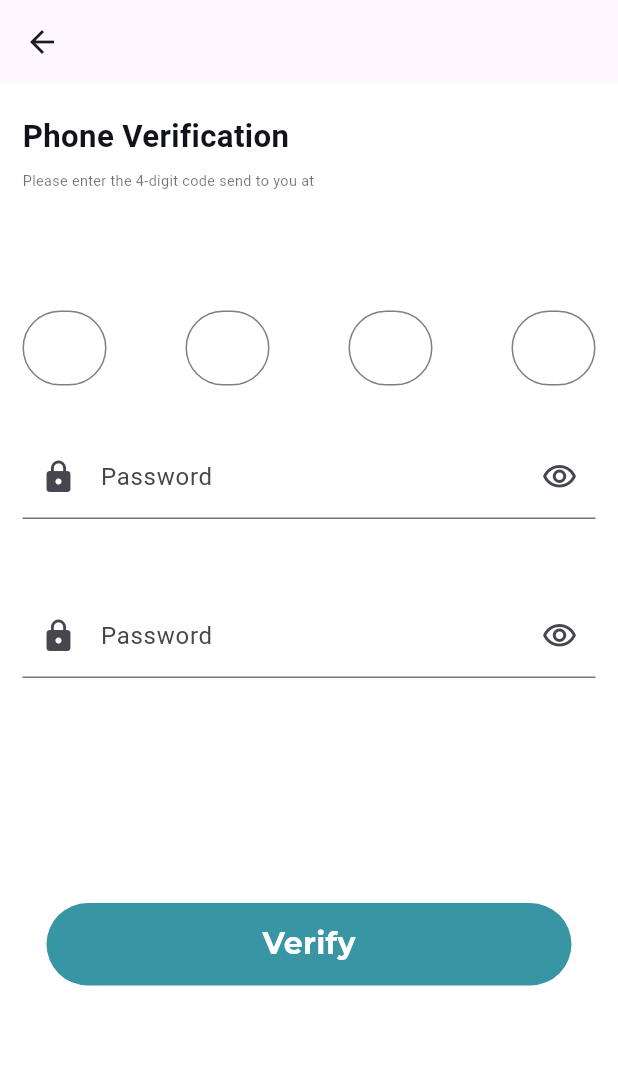
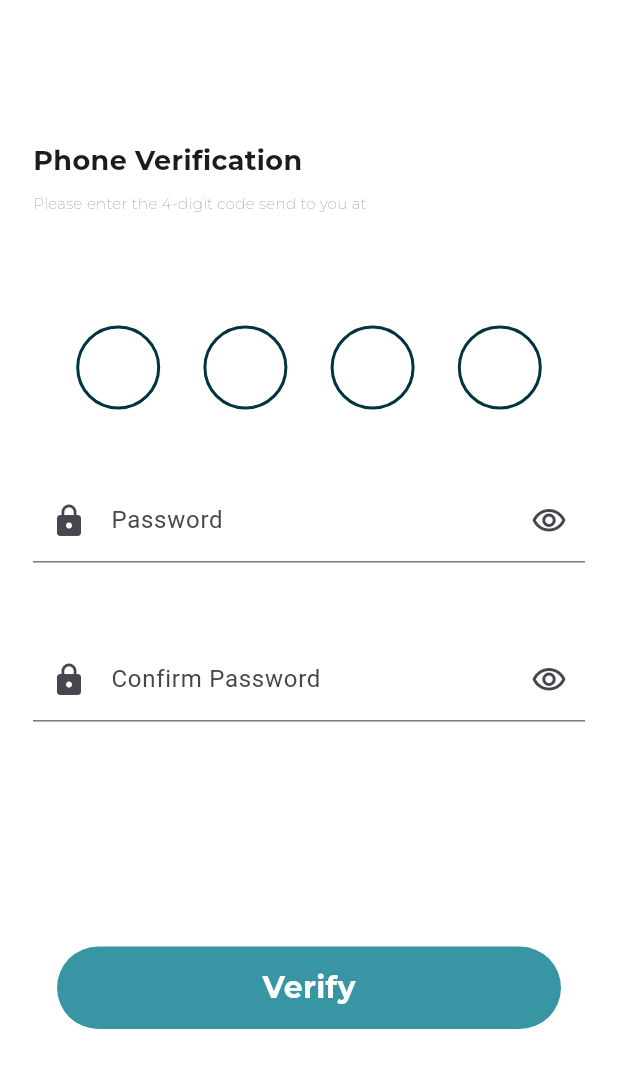
Before and after one commit to Not-Organization-dev/egy_traveler_flutter, a Flutter app: the VerificationView screen opened directly with empty values, after a tap on "Verify", on a phone screen of 412 x 824 dp. Shown: the top 1068 px of the screen. Run offline on Flutter 3.47's test engine with Material 3 defaults, Android fonts, the phone set to English and light mode, and no system bars; drawn by our look-alikes of pin_code_fields; our stand-ins replace bloc, cached_network_image, cherry_toast, connectivity_plus, curved_navigation_bar, dio and 10 more; missing offline and left inert: appbar_animated, number_paginator; accounts and stored records are empty; network calls fail.

Commit message:
Add OTP validation form and PinCodeWidget, update ResetPasswordView and VerificationView UI, and add Confirm Password field to localization files. Also, add pin_code_fields package as a dependency.

```diff
--- a/assets/lang/ar.json
+++ b/assets/lang/ar.json
@@ -25,6 +25,7 @@
   "Email must not be empty" : "البريد الإلكتروني لا يجب أن يكون فارغًا",
 
   "Password" : "كلمه السر",
+  "Confirm Password" : "تأكيد كلمه السر",
 
   "Name" : "اسم",
 
--- a/assets/lang/en.json
+++ b/assets/lang/en.json
@@ -25,6 +25,8 @@
   "Email must not be empty" : "Email must not be empty",
 
   "Password" : "Password",
+  "Confirm Password" : "Confirm Password",
+
 
   "Name" : "Name",
 
--- a/lib/Features/Auth/Presentation/view/reset_password_view.dart
+++ b/lib/Features/Auth/Presentation/view/reset_password_view.dart
@@ -22,18 +22,27 @@ class ResetPasswordView extends StatelessWidget {
       listener: (context, state) {
         if (state is ResetPasswordSuccess) {
           CherryToast.success(
-            title: Text(state.successModel['message']),
+            title: Text(
+              'Success, Please wait for OTP code.',
+              style: Styles.textBold14.copyWith(
+                color: Theme.of(context).iconTheme.color,
+              ),
+            ),
             animationType: AnimationType.fromTop,
           ).show(context);
           Navigator.push(
             context,
             MaterialPageRoute(
-                builder: (context) =>
-                    VerificationView(email: emailController.value.text)),
+              builder: (context) =>
+                  VerificationView(email: emailController.value.text),
+            ),
           );
         } else if (state is ResetPasswordError) {
           CherryToast.error(
-                  title: const Text("Error"),
+                  title: Text(
+                    "Something went wrong! Please try again later.",
+                    style: Styles.textBold14,
+                  ),
                   displayIcon: false,
                   description: Text(state.errorModel!),
                   animationType: AnimationType.fromTop,
--- a/lib/Features/Auth/Presentation/view/verification_view.dart
+++ b/lib/Features/Auth/Presentation/view/verification_view.dart
@@ -1,17 +1,17 @@
 import 'package:cherry_toast/cherry_toast.dart';
 import 'package:cherry_toast/resources/arrays.dart';
-import 'package:egytraveler/Features/Auth/Presentation/view/widget/custom_button_otp_code.dart';
-import 'package:egytraveler/Features/Auth/Presentation/view/widget/text_filed_egypt.dart';
 import 'package:flutter/material.dart';
 import 'package:flutter_bloc/flutter_bloc.dart';
 import 'package:flutter_conditional_rendering/conditional.dart';
 
+import 'package:egytraveler/Features/Auth/Presentation/Manager/AuthCubit/auth_cubit.dart';
+import 'package:egytraveler/Features/Auth/Presentation/view/sign_in_and_up_view.dart';
 import 'package:egytraveler/core/Widgets/custom_button.dart';
 import 'package:egytraveler/core/resources/app_localizations.dart';
-import 'package:egytraveler/Features/Auth/Presentation/Manager/AuthCubit/auth_cubit.dart';
-import 'package:egytraveler/Features/Auth/Presentation/view/sign_in_and_up_view.dart';
+import 'package:egytraveler/core/utils/styles.dart';
+import 'package:egytraveler/shared/components/constants.dart';
 
-import 'package:egytraveler/shared/components/constants.dart';
+import 'widget/validation_form.dart';
 
 class VerificationView extends StatelessWidget {
   VerificationView({super.key, required this.email});
@@ -19,11 +19,11 @@ class VerificationView extends StatelessWidget {
 
   final TextEditingController otpController = TextEditingController();
 
-  final TextEditingController _controller2 = TextEditingController();
+  // final TextEditingController _controller2 = TextEditingController();
 
-  final TextEditingController _controller3 = TextEditingController();
+  // final TextEditingController _controller3 = TextEditingController();
 
-  final TextEditingController _controller4 = TextEditingController();
+  // final TextEditingController _controller4 = TextEditingController();
 
   final TextEditingController passwordController = TextEditingController();
 
@@ -54,145 +54,46 @@ class VerificationView extends StatelessWidget {
       builder: (context, state) {
         var cubit = AuthCubit.get(context);
         return Scaffold(
-            backgroundColor: Colors.white,
-            appBar: AppBar(
-              elevation: 0,
-            ),
             body: SingleChildScrollView(
           child: Padding(
-                padding: const EdgeInsets.symmetric(horizontal: 15.0),
+            padding: const EdgeInsets.symmetric(horizontal: 22.0, vertical: 24),
             child: Column(
               crossAxisAlignment: CrossAxisAlignment.start,
               children: <Widget>[
-                    const SizedBox(height: 20),
+                const SizedBox(height: 70),
                 Text(
                   'Phone Verification'.tr(context),
-                      style: TextStyle(
-                        color: const Color(0xFF12121D),
-                        fontSize: getResponsiveFontSize(context, fontSize: 26),
-                        fontWeight: FontWeight.w700,
-                      ),
+                  style: Styles.textBold18,
                 ),
                 const SizedBox(
                   height: 8,
                 ),
                 Text(
-                      'Please enter the 4-digit code send to you at'
-                          .tr(context),
-                      style: TextStyle(
-                        color: const Color(0x9912121D),
-                        fontSize: getResponsiveFontSize(context, fontSize: 12),
-                        fontWeight: FontWeight.w400,
-                      ),
+                  'Please enter the 4-digit code send to you at'.tr(context),
+                  style: Styles.textThin10,
                 ),
                 const SizedBox(
                   height: 8,
                 ),
                 Text(
                   ' $email',
-                      style: TextStyle(
-                        color: const Color(0xFF12121D),
-                        fontSize: getResponsiveFontSize(context, fontSize: 16),
-                        fontWeight: FontWeight.w700,
+                  style: Styles.textBold12.copyWith(
+                    color: Theme.of(context).iconTheme.color,
                   ),
                 ),
                 const SizedBox(
                   height: 15,
                 ),
-                    /*   TextButton(
-                onPressed: () {},
-                child: Text(
-                  'Resend Code'.tr(context),
-                  style: TextStyle(
-                    color: Colors.blue,
-                    decoration: TextDecoration.underline,
-                    fontSize: getResponsiveFontSize(context,fontSize: 16),
-                    fontWeight: FontWeight.w700,
-                  ),
-                ),
-              ),*/
-
                 const SizedBox(
                   height: 35,
                 ),
                 Form(
                   key: formKey,
-                      child: Column(
-                        children: [
-                          Row(
-                            mainAxisAlignment: MainAxisAlignment.spaceBetween,
-                            children: <Widget>[
-                              CustomButtonOtpCode(
+                  child: ValidationForm(
                       otpController: otpController,
-                              ),
-                              CustomButtonOtpCode(
-                                otpController: _controller2,
-                              ),
-                              CustomButtonOtpCode(
-                                otpController: _controller3,
-                              ),
-                              CustomButtonOtpCode(
-                                otpController: _controller4,
-                              ),
-                            ],
-                          ),
-                          const SizedBox(
-                            height: 30,
-                          ),
-                          Column(
-                            children: [
-                              TextFiledEgypt(
-                                textEditingController: passwordController,
-                                keyboardType: TextInputType.visiblePassword,
-                                title: 'Password',
-                                suffixIcon: IconButton(
-                                  onPressed: () {
-                                    cubit.changePasswordVisibility1();
-                                  },
-                                  icon: Icon(
-                                    cubit.suffix1,
-                                  ),
-                                ),
-                                obscureText: cubit.isPasswordShown1,
-                                iconData: Icons.lock,
-                                validator: (value) {
-                                  if (value!.isEmpty) {
-                                    return 'Password must not be empty'
-                                        .tr(context);
-                                  }
-                                  return null;
-                                },
-                              ),
-                              const SizedBox(
-                                height: 50,
-                              ),
-                              TextFiledEgypt(
-                                textEditingController:
-                                    passwordConfirmController,
-                                keyboardType: TextInputType.visiblePassword,
-                                title: 'Password',
-                                iconData: Icons.lock,
-                                suffixIcon: IconButton(
-                                  onPressed: () {
-                                    cubit.changePasswordVisibility2();
-                                  },
-                                  icon: Icon(
-                                    cubit.suffix2,
-                                  ),
-                                ),
-                                obscureText: cubit.isPasswordShown2,
-                                validator: (value) {
-                                  if (value!.isEmpty) {
-                                    return 'Password must not be empty'
-                                        .tr(context);
-                                  }
-                                  return null;
-                                },
-                              ),
-                            ],
-                          ),
-                        ],
-                      ),
+                      passwordController: passwordController,
+                      cubit: cubit,
+                      passwordConfirmController: passwordConfirmController),
                 ),
                 const SizedBox(
                   height: 150,
@@ -208,10 +109,7 @@ class VerificationView extends StatelessWidget {
                           colorTitle: Colors.white,
                           onTap: () {
                             if (formKey.currentState!.validate()) {
-                                  String otpCode = otpController.text +
-                                      _controller2.text +
-                                      _controller3.text +
-                                      _controller4.text;
+                              String otpCode = otpController.text;
                               print(otpCode);
                               AuthCubit.get(context).verify(
                                   email: email,
@@ -223,8 +121,7 @@ class VerificationView extends StatelessWidget {
                           });
                     },
                     fallbackBuilder: (context) {
-                          return const Center(
-                              child: CircularProgressIndicator());
+                      return const Center(child: CircularProgressIndicator());
                     }),
               ],
             ),
--- /dev/null
+++ b/lib/Features/Auth/Presentation/view/widget/pin_code_widget.dart
@@ -0,0 +1,37 @@
+import 'package:flutter/material.dart';
+import 'package:pin_code_fields/pin_code_fields.dart';
+
+class PinCodeWidget extends StatelessWidget {
+  const PinCodeWidget({
+    super.key,
+    required this.otpController,
+  });
+
+  final TextEditingController otpController;
+
+  @override
+  Widget build(BuildContext context) {
+    return PinCodeTextField(
+      appContext: context,
+      length: 4, // Change the length as needed
+      onChanged: (value) {
+        // Handle OTP input
+        // print(value);
+      },
+      cursorColor: Theme.of(context).iconTheme.color,
+      cursorWidth: 1,
+      controller: otpController,
+
+      keyboardType: TextInputType.number,
+      mainAxisAlignment: MainAxisAlignment.spaceEvenly,
+      pinTheme: PinTheme(
+        shape: PinCodeFieldShape.circle,
+        borderRadius: BorderRadius.circular(5),
+        fieldHeight: 56,
+        fieldWidth: 56,
+        activeFillColor: Colors.white,
+        inactiveColor: Theme.of(context).iconTheme.color,
+      ),
+    );
+  }
+}
--- a/lib/Features/Auth/Presentation/view/widget/text_filed_egypt.dart
+++ b/lib/Features/Auth/Presentation/view/widget/text_filed_egypt.dart
@@ -1,7 +1,6 @@
 import 'package:flutter/material.dart';
 
 import 'package:egytraveler/core/resources/app_localizations.dart';
-import 'package:egytraveler/shared/components/constants.dart';
 
 class TextFiledEgypt extends StatelessWidget {
   TextFiledEgypt(
@@ -34,12 +33,6 @@ class TextFiledEgypt extends StatelessWidget {
         labelText: title.tr(context),
         prefixIcon: Icon(iconData),
         suffixIcon: suffixIcon,
-        hintText: title.tr(context),
-        hintStyle: TextStyle(
-          color: Colors.black,
-          fontSize: getResponsiveFontSize(context, fontSize: 16),
-          fontWeight: FontWeight.w400,
-        ),
         border: const UnderlineInputBorder(
           borderSide: BorderSide(
             color: Colors.grey,
--- /dev/null
+++ b/lib/Features/Auth/Presentation/view/widget/validation_form.dart
@@ -0,0 +1,83 @@
+import 'package:flutter/material.dart';
+
+import 'package:egytraveler/Features/Auth/Presentation/Manager/AuthCubit/auth_cubit.dart';
+import 'package:egytraveler/Features/Auth/Presentation/view/widget/text_filed_egypt.dart';
+import 'package:egytraveler/core/resources/app_localizations.dart';
+
+import 'pin_code_widget.dart';
+
+class ValidationForm extends StatelessWidget {
+  const ValidationForm({
+    super.key,
+    required this.otpController,
+    required this.passwordController,
+    required this.cubit,
+    required this.passwordConfirmController,
+  });
+
+  final TextEditingController otpController;
+  final TextEditingController passwordController;
+  final AuthCubit cubit;
+  final TextEditingController passwordConfirmController;
+
+  @override
+  Widget build(BuildContext context) {
+    return Column(
+      children: [
+        PinCodeWidget(otpController: otpController),
+        const SizedBox(
+          height: 30,
+        ),
+        Column(
+          children: [
+            TextFiledEgypt(
+              textEditingController: passwordController,
+              keyboardType: TextInputType.visiblePassword,
+              title: 'Password',
+              suffixIcon: IconButton(
+                onPressed: () {
+                  cubit.changePasswordVisibility1();
+                },
+                icon: Icon(
+                  cubit.suffix1,
+                ),
+              ),
+              obscureText: cubit.isPasswordShown1,
+              iconData: Icons.lock,
+              validator: (value) {
+                if (value!.isEmpty) {
+                  return 'Password must not be empty'.tr(context);
+                }
+                return null;
+              },
+            ),
+            const SizedBox(
+              height: 50,
+            ),
+            TextFiledEgypt(
+              textEditingController: passwordConfirmController,
+              keyboardType: TextInputType.visiblePassword,
+              title: 'Confirm Password',
+              iconData: Icons.lock,
+              suffixIcon: IconButton(
+                onPressed: () {
+                  cubit.changePasswordVisibility2();
+                },
+                icon: Icon(
+                  cubit.suffix2,
+                ),
+              ),
+              obscureText: cubit.isPasswordShown2,
+              validator: (value) {
+                if (value!.isEmpty) {
+                  return 'Password must not be empty'.tr(context);
+                }
+                return null;
+              },
+            ),
+          ],
+        ),
+      ],
+    );
+  }
+}
--- a/pubspec.yaml
+++ b/pubspec.yaml
@@ -34,6 +34,7 @@ dependencies:
     sdk: flutter
   flutter_svg: ^2.0.10+1
   google_fonts: ^6.2.1
+  pin_code_fields: ^8.0.1
   smooth_page_indicator: ^1.1.0
 
 dev_dependencies:
```
Also changed, not shown: pubspec.lock. Lines whose indentation alone changed are shown as unchanged.
